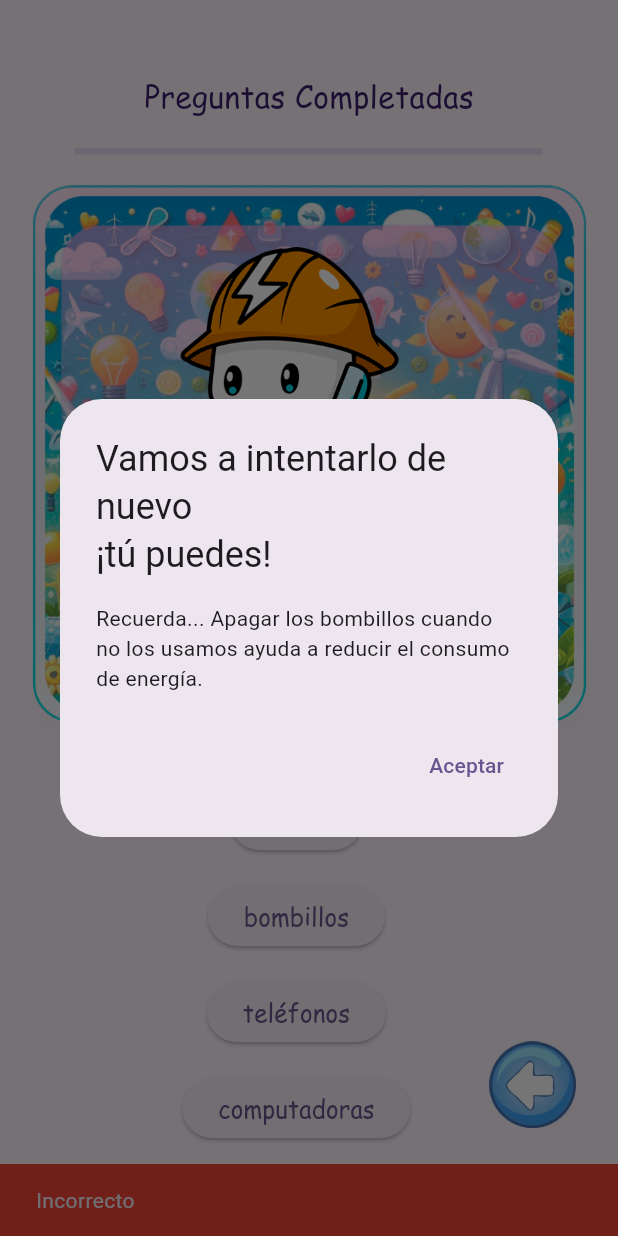
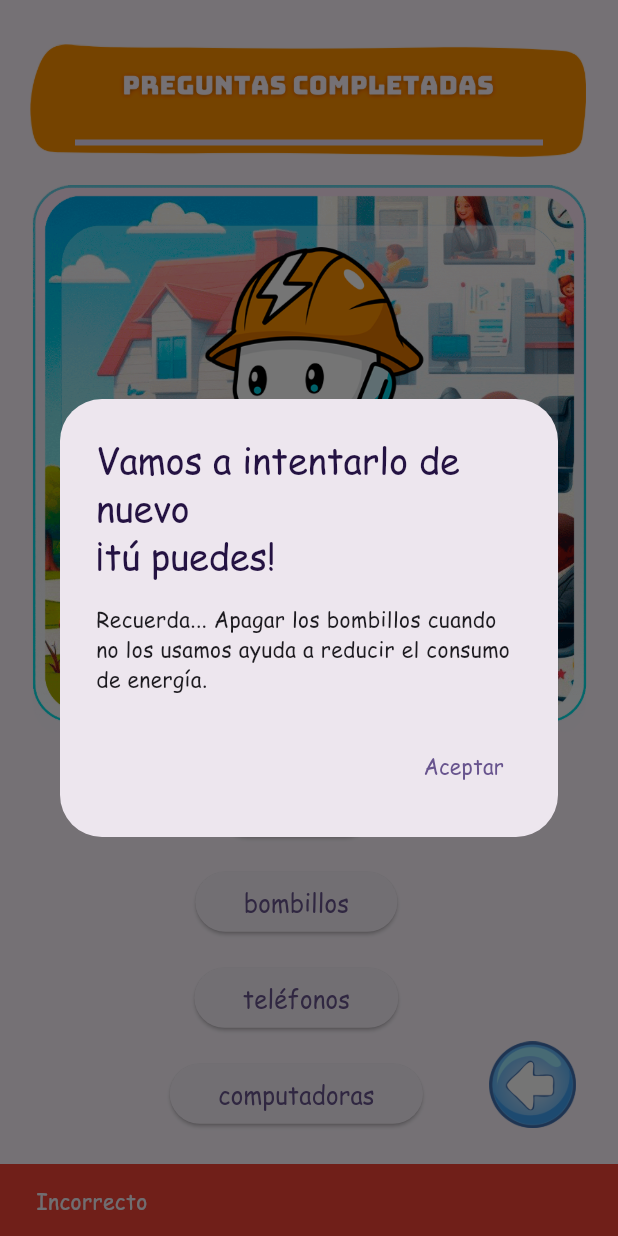
Before and after one commit to rlagosg/EnergyAdventure, a Flutter app: the _GameQuestionsView screen opened directly with empty values, after a tap on "autos", on a phone screen of 412 x 824 dp. Run offline on Flutter 3.47's test engine with Material 3 defaults, Android fonts, the light colour scheme and no system bars; our stand-ins replace animate_do, confetti, dio, equatable, flutter_bloc, flutter_riverpod and 2 more; missing offline and left inert: flame, flame_audio; accounts and stored records are empty; generated files the repository leaves out were written again; network calls fail.

Commit message:
imagenes nuevas

```diff
--- a/lib/presentation/components/questions/progress_bar.dart
+++ b/lib/presentation/components/questions/progress_bar.dart
@@ -1,3 +1,4 @@
+import 'package:energyadventure/presentation/screens/games/assets.dart';
 import 'package:flutter/material.dart';
 import 'package:flutter_bloc/flutter_bloc.dart';
 
@@ -10,23 +11,24 @@ class ProgressBar extends StatelessWidget {
   @override
   Widget build(BuildContext context) {
 
-    //final size = MediaQuery.of(context).size;
+    final size = MediaQuery.of(context).size;
+    final isTablet = size.width > 600;
 
-    return const SizedBox(
-      //top: size.height * 0.03,
-      //left: size.width * 0.25,
-      child: Column(
-        children: [
-          SizedBox(height: 50),
-          Text('Preguntas Completadas', style: TextStyle(
-            fontFamily: 'Comic',
-            fontSize: 20,
-            color: Color.fromARGB(255, 59, 31, 108)
-          ),),
-          SizedBox(height: 20),
-          ControlledProgresIndicator()
-        ],
-      ),
+    return Stack(
+      children: [
+        Positioned(
+          top: isTablet ? size.height * 0.03 : size.height * 0.036,
+          left: isTablet ? size.width * 0.10 : size.width * 0.049,
+          child: Image.asset(Assets.tittleQuestions, width: isTablet ? size.width * 0.8 : size.width * 0.9,)
+        ),
+
+        Column(
+          children: [
+            SizedBox(height: isTablet ? 125 : 93),
+            const ControlledProgresIndicator()
+          ],
+        ),
+      ]
     );
   }
 }
@@ -39,14 +41,16 @@ class ControlledProgresIndicator extends StatelessWidget {
   Widget build(BuildContext context) {
 
     final progress = context.watch<GameQuestionsCubit>().calculateProgress();
+    final size = MediaQuery.of(context).size;
+    final isTablet = size.width > 600;
 
     return Padding(
-          padding: const EdgeInsets.symmetric(horizontal: 50),
+          padding: EdgeInsets.symmetric(horizontal: isTablet ? size.width * 0.14 : 50),
           child: Row(
             mainAxisAlignment: MainAxisAlignment.center,
             children: [
               Expanded(
-                child: LinearProgressIndicator(value: progress )
+                child: LinearProgressIndicator(value: progress,color: const Color.fromRGBO(255, 197, 36, 9), )
               ),
             ],
           ),
--- a/lib/presentation/screens/games/assets.dart
+++ b/lib/presentation/screens/games/assets.dart
@@ -22,8 +22,13 @@ class Assets {
   static const requirementMessage  = 'assets/images/games/flappy/requirementMessage.png';
 
   static const cardQuestionShool  = 'assets/images/games/questions/cardQuestion_1.png';
-  static const cardBoxQuestion  = 'assets/images/games/questions/cardBoxQuestion.png';
+  static const cardQuestionWork   = 'assets/images/games/questions/cardQuestion_2.png';
+  static const cardBoxQuestion    = 'assets/images/games/questions/cardBoxQuestion.png';
   static const cardBoxQuestion_1  = 'assets/images/games/questions/cardBoxQuestion_1.png';
+  static const tittleQuestions    = 'assets/images/games/questions/tittleQuestions.png';
+  static const questionsBackground    = 'assets/images/games/questions/questionsBackground.jpg';
+  static const questionMenu      = 'assets/images/games/questions/questionMenu.jpeg';
+
 
   static const flying    = 'fly.wav';
   static const collision = 'collision.wav';
@@ -39,7 +44,9 @@ class Assets {
   static const back  = 'assets/images/buttons/back.png';
   static const pause = 'assets/images/buttons/pause.png';
 
+  static const homeBackground    = 'assets/images/games/questions/homeBackground.jpg';
+  static const mainBackground = 'assets/images/menu/mainBackground.jpg';
+  static const mainBackgroundTablet = 'assets/images/menu/mainBackground_tablet.jpg';
   static const information  = 'assets/images/information.png';
 
-
 }
--- a/lib/presentation/screens/games/questions/home_questions.dart
+++ b/lib/presentation/screens/games/questions/home_questions.dart
@@ -1,6 +1,7 @@
 import 'package:animate_do/animate_do.dart';
 import 'package:energyadventure/domain/entities/entities.dart';
 import 'package:energyadventure/presentation/blocs/cubit/game_cubit.dart';
+import 'package:energyadventure/presentation/screens/games/assets.dart';
 import 'package:flutter/material.dart';
 import 'package:flutter_bloc/flutter_bloc.dart';
 import 'package:go_router/go_router.dart';
@@ -17,6 +18,7 @@ class HomeQuestions extends StatelessWidget {
   Widget build(BuildContext context) {
 
     final size = MediaQuery.of(context).size;
+    final isTablet = size.width > 600;
     final replacement = context.watch<GameCubit>().state.replacementHome;
 
     return Scaffold(
@@ -24,7 +26,17 @@ class HomeQuestions extends StatelessWidget {
         child: FadeIn(
           child: Stack(
             children: [
-              Column(
+
+              Positioned.fill(
+                child:
+                  Image.asset( Assets.questionMenu,
+                    fit: BoxFit.cover,
+                  ),
+              ),
+
+              Padding(
+                padding: EdgeInsets.symmetric(horizontal: isTablet ? 60 : 0 ),
+                child: Column(
                   mainAxisAlignment: MainAxisAlignment.start,
                   children: [
                     _MenuQuestionItem(
@@ -47,6 +59,7 @@ class HomeQuestions extends StatelessWidget {
                        },
                     ),
                   ]
+                ),
               ),
             ],
           ),
--- a/lib/presentation/screens/games/questions/question_view.dart
+++ b/lib/presentation/screens/games/questions/question_view.dart
@@ -2,6 +2,7 @@ import 'dart:math';
 
 import 'package:animate_do/animate_do.dart';
 import 'package:confetti/confetti.dart';
+import 'package:energyadventure/presentation/blocs/cubit/game_cubit.dart';
 import 'package:energyadventure/presentation/blocs/cubit/games/game_questions_cubit.dart';
 import 'package:energyadventure/presentation/screens/games/assets.dart';
 import 'package:flutter/material.dart';
@@ -22,6 +23,7 @@ class QuestionView extends StatefulWidget {
 }
 
 class QuestionViewState extends State<QuestionView> {
+
   int _currentImageIndex = 1;
   final Random _random = Random();
   late ConfettiController _confettiController;
@@ -56,11 +58,25 @@ class QuestionViewState extends State<QuestionView> {
     final isTablet = size.width > 600;
     final isFinal = context.read<GameQuestionsCubit>().state.currentQuestionIndex == context.read<GameQuestionsCubit>().state.questions.length - 1;
 
+    final cardCategory = context.read<GameCubit>().state.currentCategory == CategoryQuest.school ? Assets.cardQuestionShool : Assets.cardQuestionWork;
+
     void showCustomSnackbar(BuildContext context, bool isCorrect, String explanation) {
+
+
+    TextStyle textTitle = TextStyle(
+      fontSize: isTablet ? 26 : null,
+      color: const Color.fromARGB(255, 36, 18, 66),
+      fontFamily: 'Comic',
+    );
+
+    TextStyle textExplanation = TextStyle(
+      fontSize: isTablet ? 20 : null,
+      fontFamily: 'Comic',
+    );
 
     // SnakBar
     ScaffoldMessenger.of(context).showSnackBar(SnackBar(
-      content: Text(isCorrect ? 'Correcto' : 'Incorrecto'),
+      content: Text(isCorrect ? 'Correcto' : 'Incorrecto', style:textExplanation,),
       backgroundColor: isCorrect ? Colors.green : Colors.red,
       duration: const Duration(seconds: 1),
     ));
@@ -70,8 +86,8 @@ class QuestionViewState extends State<QuestionView> {
       showDialog(
         context: context,
         builder: (context) => AlertDialog(
-          title: Text(isCorrect ? 'Bien Hecho' : "Vamos a intentarlo de nuevo\n¡tú puedes!"),
-          content: Text(isCorrect ? explanation : 'Recuerda... $explanation'),
+          title: Text(isCorrect ? '¡Bien Hecho!' : "Vamos a intentarlo de nuevo\n¡tú puedes!", style: textTitle),
+          content: Text(isCorrect ? explanation : 'Recuerda... $explanation', style: textExplanation,),
           actions: [
             TextButton(
               onPressed: () {
@@ -80,7 +96,7 @@ class QuestionViewState extends State<QuestionView> {
                   context.pushReplacement('/congratulations');
                 }
               },
-              child: const Text('Aceptar'),
+              child: Text('Aceptar', style: textExplanation),
             ),
           ],
         ),
@@ -95,15 +111,15 @@ class QuestionViewState extends State<QuestionView> {
 
       // imagen del card
       Positioned(
-        left: size.width * 0.05,
+        left: isTablet ? size.width * 0.12 : size.width * 0.05,
         top: size.height * 0.15,
-        child: Image.asset(Assets.cardQuestionShool, width: size.width * 0.9, fit: BoxFit.cover,)
+        child: Image.asset(cardCategory , width: isTablet ? size.width * 0.75 : size.width * 0.9, fit: BoxFit.cover,)
       ),
 
       // Imagen Personaje
       Positioned(
-        left: size.width * 0.28,
-        top: size.height * 0.20,
+        left: isTablet ? size.width * 0.36 : size.width * 0.32,
+        top:  isTablet ? size.height * 0.215:  size.height * 0.20,
         child: AnimatedSwitcher(
           duration: const Duration(seconds: 2),
           transitionBuilder: (Widget child, Animation<double> animation) {
@@ -120,10 +136,11 @@ class QuestionViewState extends State<QuestionView> {
         ),
       ),
 
+      // imagen del box de pregunta
       Positioned(
-        left: size.width * 0.10,
-        top: size.height * 0.41,
-        child: Image.asset(Assets.cardBoxQuestion_1, width: size.width * 0.8, fit: BoxFit.cover,)
+        left: isTablet ? size.width * 0.16 : size.width * 0.10,
+        top: isTablet ? size.height * 0.432 : size.height * 0.41,
+        child: Image.asset(Assets.cardBoxQuestion_1, width:  isTablet ? size.width * 0.67 : size.width * 0.8, fit: BoxFit.cover,)
       ),
 
       Column(
@@ -131,24 +148,25 @@ class QuestionViewState extends State<QuestionView> {
         children: [
 
           // Espacio inicial
-          SizedBox(height: isTablet ? size.height * 0.05 : size.height * 0.32 ),
+          SizedBox(height: isTablet ? size.height * 0.385 : size.height * 0.322 ),
 
           // Pregunta
           Padding(
-            padding: EdgeInsets.only(left: isTablet ? size.width * 0.168 : size.width * 0.142, right: 40, ),
+            padding: EdgeInsets.only(left: isTablet ? size.width * 0.195 : size.width * 0.142, right: isTablet ? size.width * 0.210 : 40, ),
             child: FadeIn(
               child: Container(
                 //color: Colors.amber,
-                width: isTablet ? size.width * 0.168 : size.width * 0.72,
-                height: isTablet ? size.height * 0.067 : size.height * 0.20,
-                alignment: Alignment.center,
+                height: isTablet ? size.height * 0.18 : size.height * 0.175,
+                width: isTablet ? size.width * 0.60 : size.width * 0.72,
+                alignment: Alignment.centerRight,
                 child: Text(
                   widget.question.content,
-                  style: const TextStyle(
-                    fontSize: 19.5,
+                  textAlign: TextAlign.center,
+                  style: TextStyle(
+                    fontSize: isTablet ? 22 : 19.5,
                     fontWeight: FontWeight.bold,
                     fontFamily: 'Comic',
-                    color: Color.fromARGB(255, 59, 31, 108)
+                    color: const Color.fromARGB(255, 59, 31, 108)
                   ),
                 ),
               ),
--- a/lib/presentation/screens/home/home_screen.dart
+++ b/lib/presentation/screens/home/home_screen.dart
@@ -1,6 +1,7 @@
 import 'package:animate_do/animate_do.dart';
 //import 'package:energyadventure/config/menu/menu_items.dart';
 import 'package:energyadventure/presentation/blocs/cubit/game_cubit.dart';
+import 'package:energyadventure/presentation/screens/games/assets.dart';
 import 'package:energyadventure/presentation/widgets/widgets.dart';
 import 'package:flutter/material.dart';
 import 'package:flutter_bloc/flutter_bloc.dart';
@@ -54,13 +55,27 @@ class _HomeViewState extends ConsumerState<_HomeView> {
   @override
   Widget build(BuildContext context) {
     final size = MediaQuery.of(context).size;
+    final isTablet = size.width > 600;
     final canPlay = context.watch<GameCubit>().canPlayFlappy();
+
 
     return Center(
       child: FadeIn(
         child: Stack(
           children: [
-            Column(
+
+            Positioned.fill(
+            child:
+              Image.asset( Assets.homeBackground,
+                fit: BoxFit.cover,
+                //width: size.width * 1,
+                //height: size.height * 1,
+              ),
+            ),
+
+            Padding(
+              padding: EdgeInsets.symmetric(horizontal: isTablet ? 90 : 0 ),
+              child: Column(
                 mainAxisAlignment: MainAxisAlignment.start,
                 children: [
 
@@ -89,6 +104,7 @@ class _HomeViewState extends ConsumerState<_HomeView> {
                     }                  //
                   }),
                 ],
+              ),
             ),
           ],
         ),
--- a/lib/presentation/widgets/questions/answer_button.dart
+++ b/lib/presentation/widgets/questions/answer_button.dart
@@ -9,11 +9,18 @@ class AnswerButton extends StatelessWidget {
 
   @override
   Widget build(BuildContext context) {
+
+    final size = MediaQuery.of(context).size;
+    final isTablet = size.width > 600;
+
     return Padding(
       padding: const EdgeInsets.symmetric(vertical: 8.0, horizontal: 16.0),
       child: ElevatedButton(
         onPressed: onPressed,
-        child: Text(option, style: const TextStyle(fontFamily: 'Comic', fontSize: 16),),
+        child: Padding(
+          padding: EdgeInsets.all( isTablet ? size.width * 0.02 : size.width * 0.02),
+          child: Text(option, style: TextStyle(fontFamily: 'Comic', fontSize: isTablet ? 22 : 16),),
+        ),
       ),
     );
   }
--- a/pendientes.txt
+++ b/pendientes.txt
@@ -1,3 +1,5 @@
+- imagenes al menu y al menu de preguntas
+- modal al titulo de juego de preguntas
 - generacion de apk
 
 opcional:
```
Also changed, not shown: assets/images/games/questions/cardQuestion_2.png (added), assets/images/games/questions/questionMenu.jpg (added), assets/images/games/questions/questionsBackground.jpg (added), assets/images/games/questions/tittleQuestions.png (added), assets/images/menu/homeBackground.jpg (added), assets/images/menu/mainBackground.jpg (added), assets/images/menu/mainBackground_tablet.jpg (added). Lines whose indentation alone changed are shown as unchanged.
